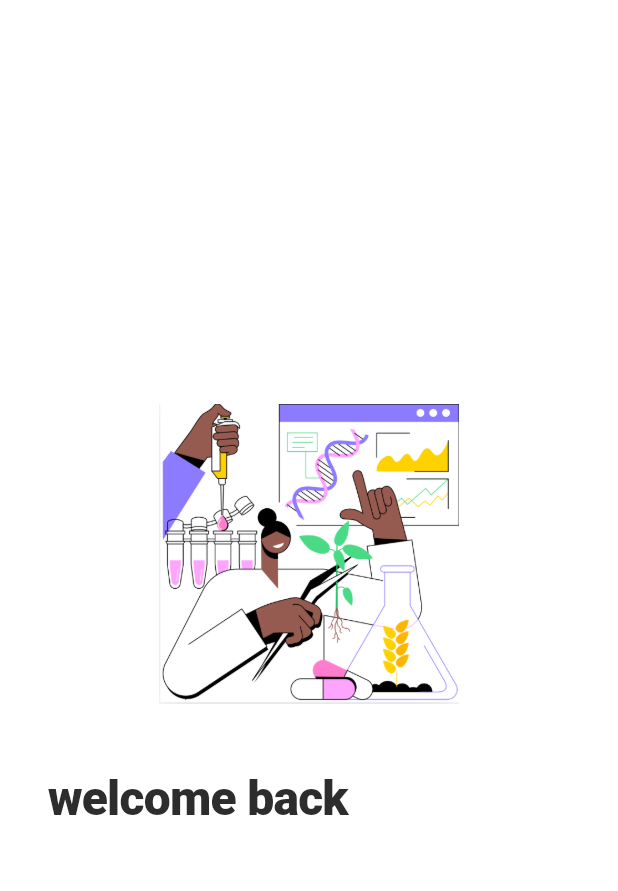
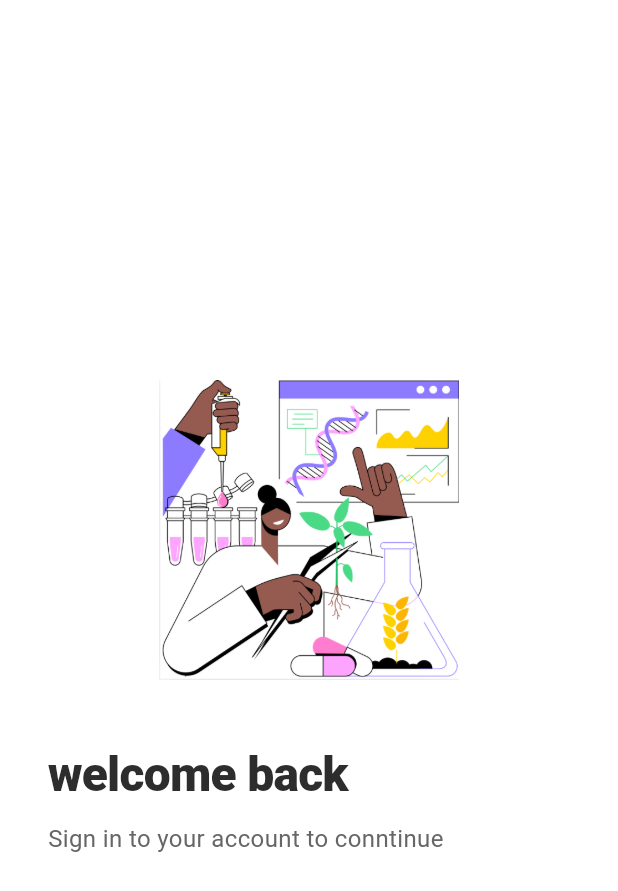
Before and after one commit to hanifatulnadiva/Navigation_0203, a Flutter app: the LoginPage widget shown alone on an empty page, opened directly, on a phone screen of 412 x 824 dp. Shown: the top 891 px of the screen. Run offline on Flutter 3.47's test engine with Material 3 defaults, Android fonts, the phone set to English and light mode, and no system bars.

Commit message:
add text "Sign in to your account to conntinue" dan ngatur style text nya

```diff
--- a/lib/auth/login.dart
+++ b/lib/auth/login.dart
@@ -62,7 +62,16 @@ class _LoginPageState extends State<LoginPage> {
                         color: MainLayout.textTitleColor,
                         letterSpacing: -0.5,
                       ),
-                    )
+                    ),
+                    const SizedBox(height: 8,),
+                    Text(
+                      'Sign in to your account to conntinue',
+                      textAlign: TextAlign.left,
+                      style: TextStyle(
+                        fontSize: 16,
+                        color: MainLayout.textSubtitleColor,
+                      ),
+                    ),
                   ],
                 ),
               ),
```
